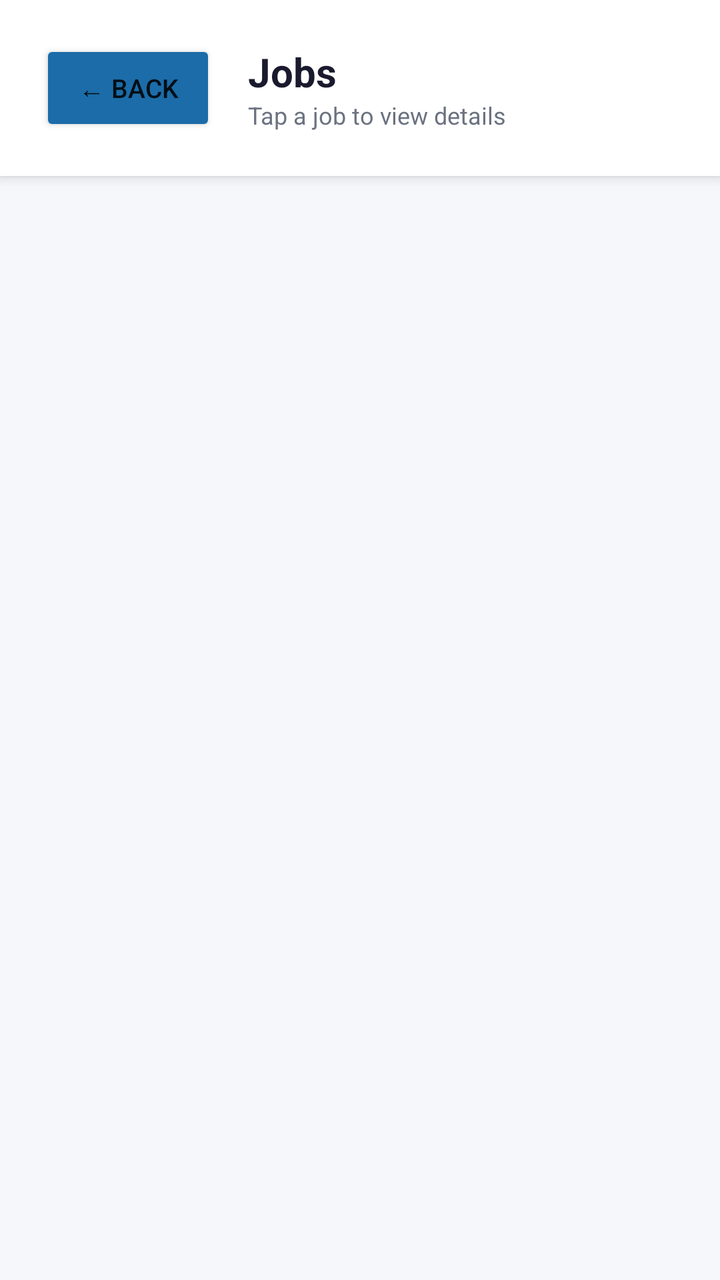
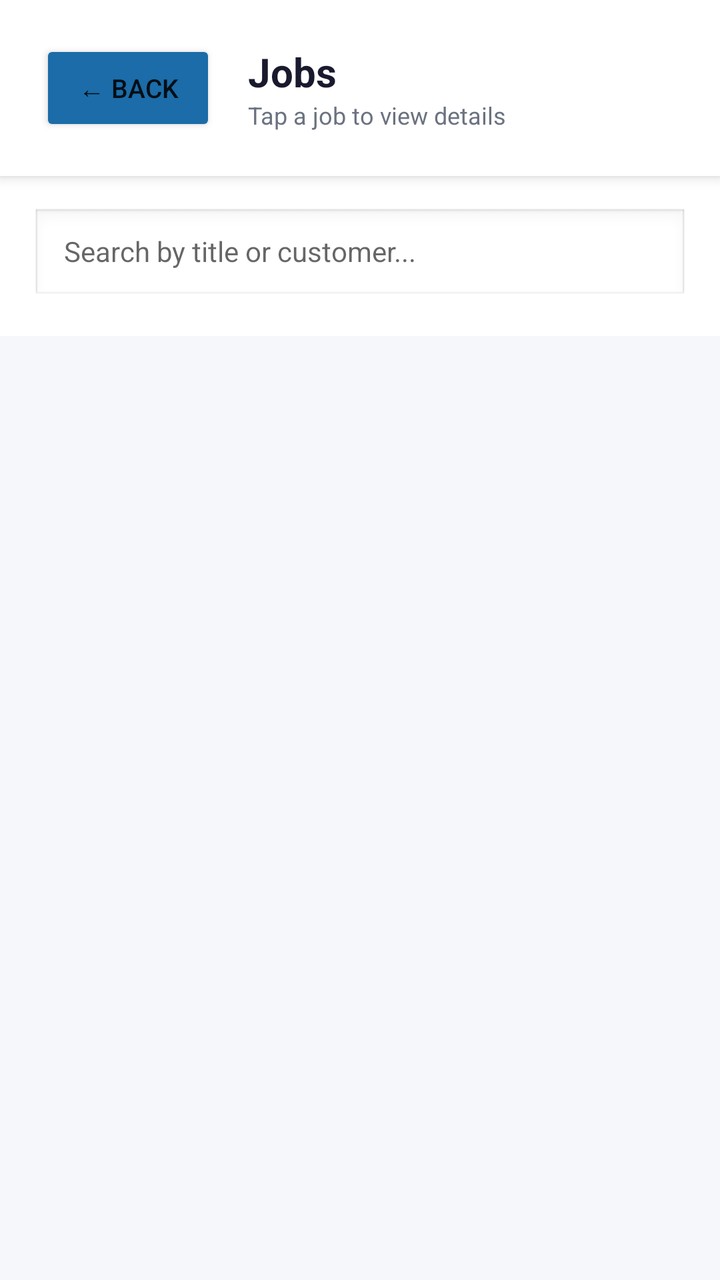

Screens rendered from an Android XML layout before and after an edit, with the pre-edit source and the edit as a unified diff.
<!-- AndroidManifest.xml: application theme Theme.LakpuraApp -->
<!-- res/layout/activity_jobs.xml -->
<?xml version="1.0" encoding="utf-8"?>
<LinearLayout xmlns:android="http://schemas.android.com/apk/res/android"
    android:layout_width="match_parent"
    android:layout_height="match_parent"
    android:orientation="vertical"
    android:background="@color/background">

    <LinearLayout
        android:layout_width="match_parent"
        android:layout_height="wrap_content"
        android:orientation="horizontal"
        android:gravity="center_vertical"
        android:padding="20dp"
        android:background="@color/surface"
        android:elevation="4dp">

        <Button
            android:id="@+id/btnBack"
            android:layout_width="wrap_content"
            android:layout_height="wrap_content"
            android:text="← Back"
            android:textSize="13sp"
            android:backgroundTint="@color/primary"
            android:layout_marginEnd="16dp"/>

        <LinearLayout
            android:layout_width="0dp"
            android:layout_height="wrap_content"
            android:layout_weight="1"
            android:orientation="vertical">

            <TextView
                android:id="@+id/tvHeader"
                android:layout_width="wrap_content"
                android:layout_height="wrap_content"
                android:text="Jobs"
                android:textSize="20sp"
                android:textStyle="bold"
                android:textColor="@color/text_primary"/>

            <TextView
                android:layout_width="wrap_content"
                android:layout_height="wrap_content"
                android:text="Tap a job to view details"
                android:textSize="12sp"
                android:textColor="@color/text_secondary"/>
        </LinearLayout>
    </LinearLayout>

    <ScrollView
        android:layout_width="match_parent"
        android:layout_height="match_parent">

        <LinearLayout
            android:layout_width="match_parent"
            android:layout_height="wrap_content"
            android:orientation="vertical"
            android:padding="20dp">

            <ProgressBar
                android:id="@+id/progressBar"
                android:layout_width="wrap_content"
                android:layout_height="wrap_content"
                android:layout_gravity="center"
                android:visibility="gone"
                android:layout_marginBottom="16dp"/>

            <TextView
                android:id="@+id/tvEmpty"
                android:layout_width="wrap_content"
                android:layout_height="wrap_content"
                android:text="No jobs found"
                android:textSize="15sp"
                android:textColor="@color/text_secondary"
                android:layout_gravity="center"
                android:visibility="gone"
                android:layout_marginTop="40dp"/>

            <LinearLayout
                android:id="@+id/llJobs"
                android:layout_width="match_parent"
                android:layout_height="wrap_content"
                android:orientation="vertical"/>

        </LinearLayout>
    </ScrollView>

</LinearLayout>
<!-- resources referenced by this layout -->
<resources>
  <color name="background">#F5F7FA</color>
  <color name="primary">#1B6CA8</color>
  <color name="surface">#FFFFFF</color>
  <color name="text_primary">#1A1A2E</color>
  <color name="text_secondary">#6B7280</color>
  <style name="Theme.LakpuraApp" parent="Theme.MaterialComponents.Light.NoActionBar">
          <item name="colorPrimary">@color/primary</item>
          <item name="colorPrimaryDark">@color/primary_dark</item>
          <item name="colorAccent">@color/primary</item>
          <item name="android:windowBackground">@color/background</item>
      </style>
  <color name="primary_dark">#154E80</color>
</resources>

<!-- the commit's change to res/layout/activity_jobs.xml (unified diff, before → after) -->
@@ -47,6 +47,25 @@
         </LinearLayout>
     </LinearLayout>
 
+    <LinearLayout
+        android:layout_width="match_parent"
+        android:layout_height="wrap_content"
+        android:orientation="horizontal"
+        android:padding="16dp"
+        android:background="@color/surface">
+
+        <EditText
+            android:id="@+id/etSearch"
+            android:layout_width="match_parent"
+            android:layout_height="48dp"
+            android:hint="Search by title or customer..."
+            android:inputType="text"
+            android:background="@android:drawable/edit_text"
+            android:paddingStart="16dp"
+            android:paddingEnd="16dp"
+            android:textSize="14sp"/>
+    </LinearLayout>
+
     <ScrollView
         android:layout_width="match_parent"
         android:layout_height="match_parent">
